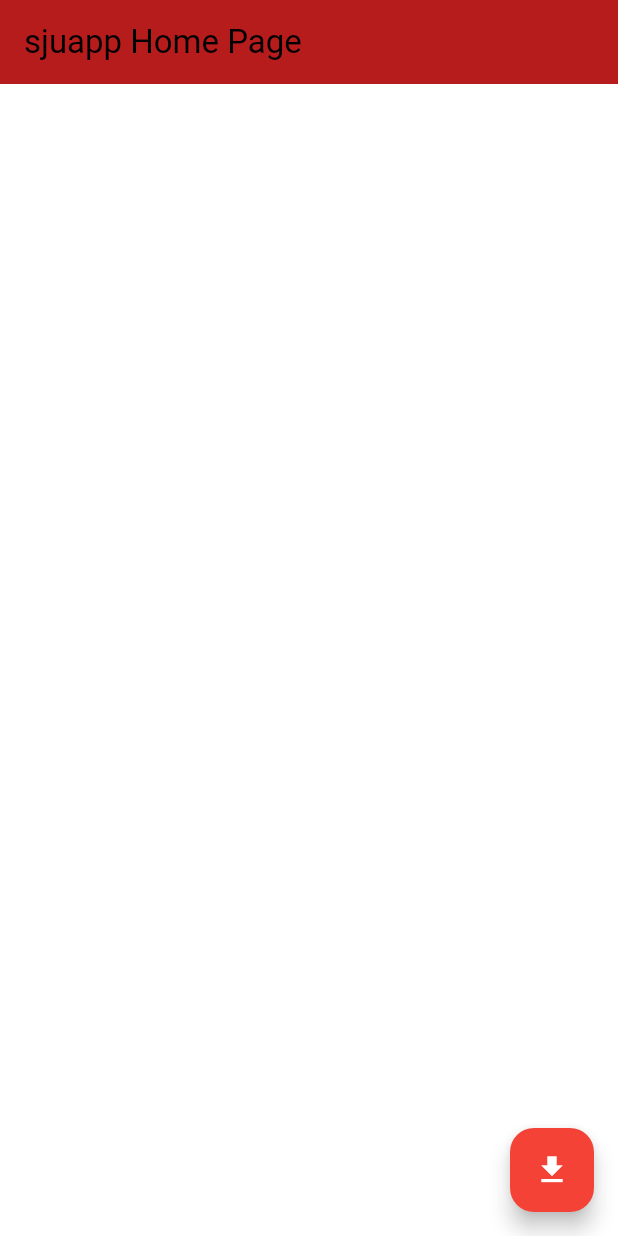
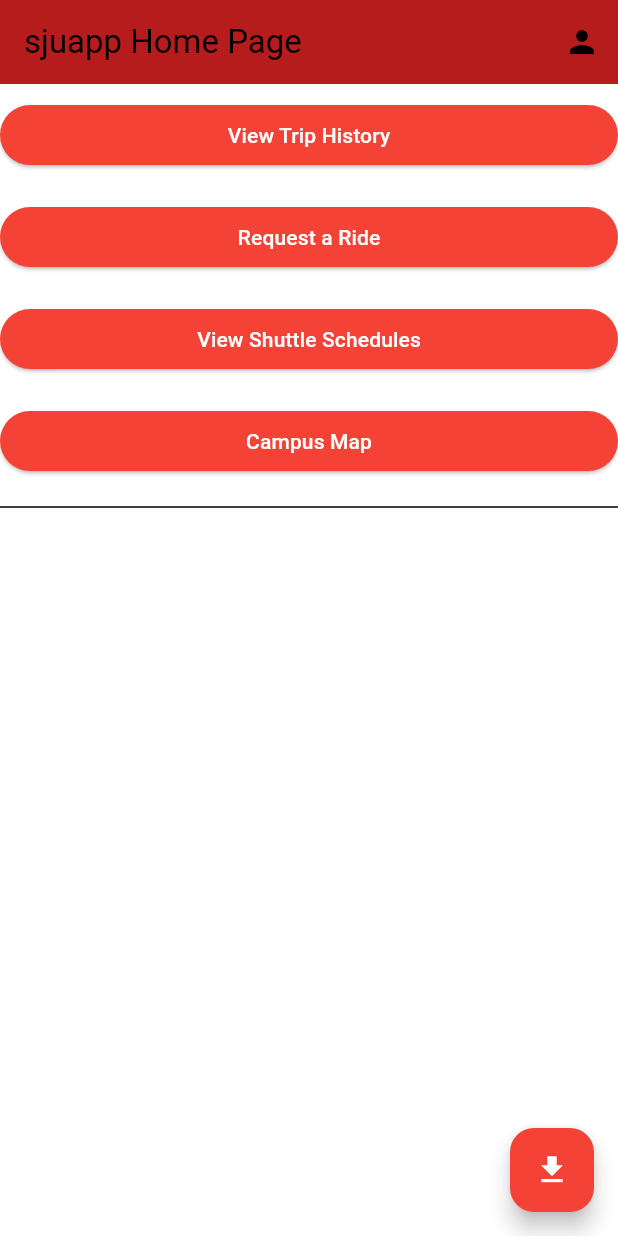
Before and after one commit to ryanhassell/sjuapp, a Flutter app: the screen it shows after launch, on a phone screen of 412 x 824 dp. Run offline on Flutter 3.47's test engine with Material 2 defaults, Android fonts, the phone set to English and light mode, and no system bars; our stand-ins replace google_maps_flutter.

Commit message:
frontend expansion, added tabs and colored sju colors

```diff
--- a/lib/main.dart
+++ b/lib/main.dart
@@ -1,6 +1,9 @@
 import 'package:flutter/material.dart';
 import 'package:http/http.dart' as http;
+import 'package:sjuapp/user.dart';
 import 'dart:convert';
+import 'trip_history.dart';
+import 'package:google_maps_flutter/google_maps_flutter.dart';
 
 void main() {
   runApp(const MyApp());
@@ -36,7 +39,7 @@ class Rider {
 }
 
 class MyApp extends StatelessWidget {
-  const MyApp({super.key});
+  const MyApp({Key? key});
 
   @override
   Widget build(BuildContext context) {
@@ -55,7 +58,7 @@ class MyApp extends StatelessWidget {
 }
 
 class MyHomePage extends StatefulWidget {
-  const MyHomePage({super.key, required this.title});
+  const MyHomePage({Key? key, required this.title});
 
   final String title;
 
@@ -80,6 +83,27 @@ class _MyHomePageState extends State<MyHomePage> {
       print('Request failed with status: ${response.statusCode}');
     }
   }
+  void fetchTripsByUser(int userId) async {
+    final url = Uri.parse('http://127.0.0.1:8000/trips/by-user/$userId');
+    final response = await http.get(url);
+
+    if (response.statusCode == 200) {
+      final List<dynamic> data = json.decode(response.body);
+      final List<Trip> trips = data.map((item) => Trip.fromJson(item)).toList();
+
+      // Navigate to the Trip History page and pass the list of trips
+      Navigator.push(
+        context,
+        MaterialPageRoute(
+          builder: (context) => TripHistoryPage(trips: trips),
+        ),
+      );
+    } else {
+      print('Request failed with status: ${response.statusCode}');
+    }
+  }
+
+
 
   @override
   Widget build(BuildContext context) {
@@ -87,13 +111,91 @@ class _MyHomePageState extends State<MyHomePage> {
       appBar: AppBar(
         backgroundColor: Colors.red[900],
         title: Text(widget.title),
+        actions: [
+          IconButton(
+            icon: Icon(Icons.person),
+            onPressed: () {
+              // Handle user icon button press
+            },
           ),
-      body: ListView.builder(
-        itemCount: riderDataList.length,
-        itemBuilder: (context, index) {
-          final rider = riderDataList[index];
+        ],
+      ),
+      body: ListView(
+        children: [
 
-          return GestureDetector(
+          Padding(
+            padding: const EdgeInsets.symmetric(vertical: 10.0),
+            child: ElevatedButton(
+              onPressed: () {
+                fetchTripsByUser(3); // Pass the user ID
+              },
+              child: Text(
+                'View Trip History',
+                style: TextStyle(
+                  color: Colors.white,
+                ),
+              ),
+              style: ElevatedButton.styleFrom(
+                primary: Colors.red,
+              ),
+            ),
+          ),
+
+
+              Padding(
+            padding: const EdgeInsets.symmetric(vertical: 10.0),
+            child: ElevatedButton(
+              onPressed: () {
+                // Handle "Request a Ride" button press
+              },
+              child: Text(
+                'Request a Ride',
+                style: TextStyle(
+                  color: Colors.white, // main page button color
+                ),
+              ),
+              style: ElevatedButton.styleFrom(
+                primary: Colors.red, // button color
+              ),
+            ),
+          ),
+          Padding(
+            padding: const EdgeInsets.symmetric(vertical: 10.0),
+            child: ElevatedButton(
+              onPressed: () {
+                // Handle "View Shuttle Schedules" button press
+              },
+              child: Text(
+                'View Shuttle Schedules',
+                style: TextStyle(
+                  color: Colors.white, // main page button color
+                ),
+              ),
+              style: ElevatedButton.styleFrom(
+                primary: Colors.red, // button color
+              ),
+            ),
+          ),
+          Padding(
+            padding: const EdgeInsets.symmetric(vertical: 10.0),
+            child: ElevatedButton(
+              onPressed: () {
+                // Handle "Campus Map" button press
+              },
+              child: Text(
+                'Campus Map',
+                style: TextStyle(
+                  color: Colors.white, // main page button color
+                ),
+              ),
+              style: ElevatedButton.styleFrom(
+                primary: Colors.red, // button color
+              ),
+            ),
+          ),
+          Divider(height: 20, color: Colors.black),
+          for (final rider in riderDataList)
+            GestureDetector(
               onTap: () {
                 print("Tapped Rider ID: ${rider.id}");
                 print("First Name: ${rider.firstName}");
@@ -120,8 +222,8 @@ class _MyHomePageState extends State<MyHomePage> {
                   ],
                 ),
               ),
-          );
-        },
+            ),
+        ],
       ),
       floatingActionButton: FloatingActionButton(
         onPressed: fetchDataFromApi,
--- /dev/null
+++ b/lib/trip_history.dart
@@ -0,0 +1,145 @@
+import 'dart:convert';
+import 'package:http/http.dart' as http;
+import 'package:flutter/material.dart';
+import 'package:google_maps_flutter/google_maps_flutter.dart';
+import 'package:sjuapp/user.dart';
+
+class Trip {
+  final int id;
+  final String tripType;
+  final double startLocationLatitude; // Updated
+  final double startLocationLongitude; // Updated
+  final double endLocationLatitude; // Updated
+  final double endLocationLongitude; // Updated
+  final String driver;
+  final List<int> passengers;
+
+  Trip({
+    required this.id,
+    required this.tripType,
+    required this.startLocationLatitude,
+    required this.startLocationLongitude,
+    required this.endLocationLatitude,
+    required this.endLocationLongitude,
+    required this.driver,
+    required this.passengers,
+  });
+
+  factory Trip.fromJson(Map<String, dynamic> json) {
+    return Trip(
+      id: json['id'],
+      tripType: json['trip_type'],
+      startLocationLatitude: json['start_location_latitude'], // Updated
+      startLocationLongitude: json['start_location_longitude'], // Updated
+      endLocationLatitude: json['end_location_latitude'], // Updated
+      endLocationLongitude: json['end_location_longitude'], // Updated
+      driver: json['driver'],
+      passengers: List<int>.from(json['passengers']),
+    );
+  }
+}
+
+class TripHistoryPage extends StatefulWidget {
+  final List<Trip> trips;
+
+  TripHistoryPage({required this.trips});
+
+  @override
+  _TripHistoryPageState createState() => _TripHistoryPageState();
+}
+
+class _TripHistoryPageState extends State<TripHistoryPage> {
+  GoogleMapController? _mapController;
+  List<User> passengers = []; // List to store user objects
+
+  @override
+  void initState() {
+    super.initState();
+    // Fetch user objects for passengers
+    fetchPassengers();
+  }
+  void fetchPassengers() async {
+    final List<int> passengerIds = widget.trips.expand((trip) => trip.passengers).toList();
+    final List<User> fetchedPassengers = [];
+
+    for (final passengerId in passengerIds) {
+      final url = Uri.parse('http://127.0.0.1:8000/users/$passengerId');
+      final response = await http.get(url);
+
+      if (response.statusCode == 200) {
+        final Map<String, dynamic> data = json.decode(response.body);
+        final User user = User.fromJson(data);
+        fetchedPassengers.add(user);
+      }
+    }
+
+    setState(() {
+      passengers = fetchedPassengers;
+    });
+  }
+
+  @override
+  Widget build(BuildContext context) {
+    return Scaffold(
+      appBar: AppBar(
+        title: Text('Trip History'),
+      ),
+      body: ListView.builder(
+        itemCount: widget.trips.length,
+        itemBuilder: (context, index) {
+          final trip = widget.trips[index];
+          return GestureDetector(
+            onTap: () {
+              // Handle trip bubble click here
+            },
+            child: Container(
+              margin: EdgeInsets.all(16),
+              padding: EdgeInsets.all(16),
+              decoration: BoxDecoration(
+                border: Border.all(color: Colors.red),
+                borderRadius: BorderRadius.circular(10),
+              ),
+              child: Column(
+                crossAxisAlignment: CrossAxisAlignment.start,
+                children: [
+                  Text('Trip Type: ${trip.tripType}', style: TextStyle(fontSize: 20)),
+                  Text('Start Location: ${trip.startLocationLatitude}, ${trip.startLocationLongitude}', style: TextStyle(fontSize: 16)),
+                  Text('End Location: ${trip.endLocationLatitude}, ${trip.endLocationLongitude}', style: TextStyle(fontSize: 16)),
+                  Text('Driver: ${trip.driver}', style: TextStyle(fontSize: 16)),
+                  Text('Passengers: ${passengers.map((user) => '${user.firstName} ${user.lastName}').join(', ')}', style: TextStyle(fontSize: 16)),
+                  SizedBox(height: 16),
+                  Container(
+                    height: 200, // Adjust the height as needed
+                    child: GoogleMap(
+                      onMapCreated: (controller) {
+                        setState(() {
+                          _mapController = controller;
+                        });
+                      },
+                      initialCameraPosition: CameraPosition(
+                        target: LatLng(trip.startLocationLatitude, trip.startLocationLongitude),
+                        zoom: 15,
+                      ),
+                      markers: {
+                        Marker(
+                          markerId: MarkerId('startLocation'),
+                          position: LatLng(trip.startLocationLatitude, trip.startLocationLongitude),
+                          infoWindow: InfoWindow(title: 'Start Location'),
+                        ),
+                        Marker(
+                          markerId: MarkerId('endLocation'),
+                          position: LatLng(trip.endLocationLatitude, trip.endLocationLongitude),
+                          infoWindow: InfoWindow(title: 'End Location'),
+                        ),
+                      },
+                    ),
+                  ),
+                ],
+              ),
+            ),
+          );
+        },
+      ),
+    );
+  }
+}
--- a/pubspec.yaml
+++ b/pubspec.yaml
@@ -41,6 +41,11 @@ dependencies:
 
   # http
   http: ^0.13.3
+
+  # google maps api
+  google_maps_flutter: ^2.0.11
+  google_maps_flutter_web: ^0.3.2+2
+
 
 dev_dependencies:
   flutter_test:
```
Also changed, not shown: lib/user.dart (added, +28 -0 lines), pubspec.lock, 2 other files. Lines whose indentation alone changed are shown as unchanged.
